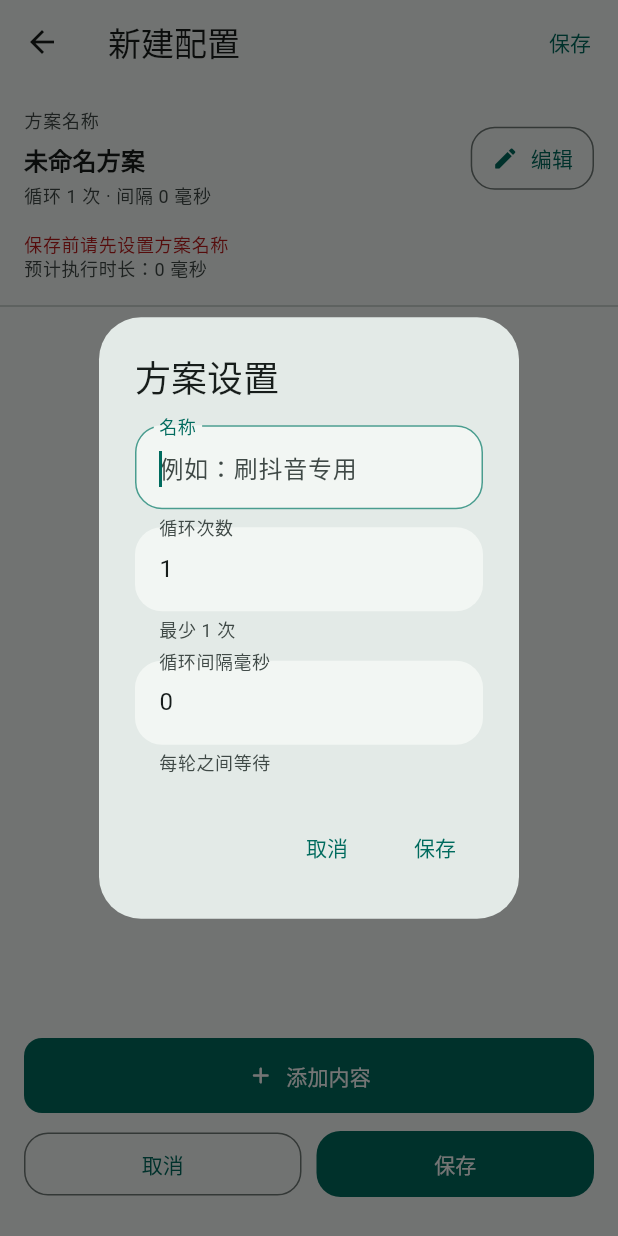
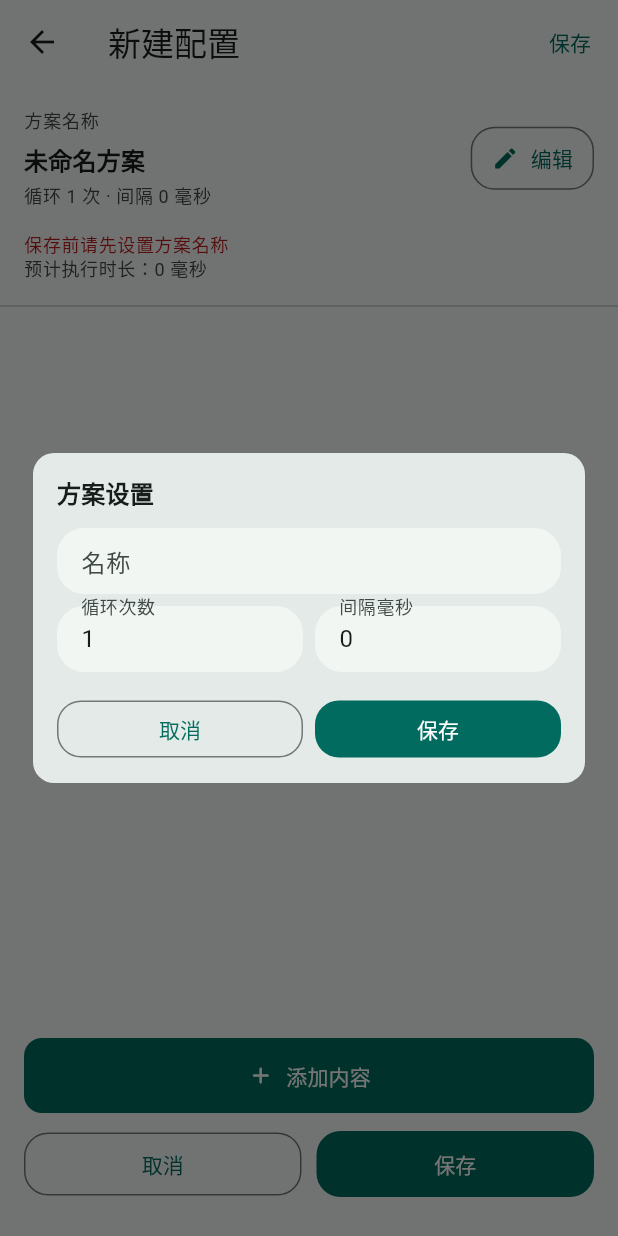
Before and after one commit to RomanceLink/script, a Flutter app: the GestureEditPage screen opened directly with empty values, after a tap on "编辑", on a phone screen of 412 x 824 dp. Run offline on Flutter 3.47's test engine with Material 3 defaults, Android fonts, the phone set to English and light mode, and no system bars; our stand-ins replace file_picker, flutter_local_notifications, flutter_timezone, shared_preferences, timezone; missing offline and left inert: device_apps; accounts and stored records are empty.

Commit message:
真实等待

```diff
--- a/lib/src/gesture_pages.dart
+++ b/lib/src/gesture_pages.dart
@@ -279,6 +279,170 @@ class _ConfigBottomAction extends StatelessWidget {
         padding: const EdgeInsets.symmetric(horizontal: 8),
         textStyle: const TextStyle(fontSize: 13, fontWeight: FontWeight.w700),
         shape: RoundedRectangleBorder(borderRadius: BorderRadius.circular(12)),
+      ),
+    );
+  }
+}
+
+class _SchemeSettingsDialog extends StatefulWidget {
+  const _SchemeSettingsDialog({
+    required this.name,
+    required this.loopCount,
+    required this.loopInterval,
+  });
+
+  final String name;
+  final String loopCount;
+  final String loopInterval;
+
+  @override
+  State<_SchemeSettingsDialog> createState() => _SchemeSettingsDialogState();
+}
+
+class _SchemeSettingsDialogState extends State<_SchemeSettingsDialog> {
+  late final TextEditingController _nameController;
+  late final TextEditingController _loopCountController;
+  late final TextEditingController _loopIntervalController;
+
+  @override
+  void initState() {
+    super.initState();
+    _nameController = TextEditingController(text: widget.name);
+    _loopCountController = TextEditingController(text: widget.loopCount);
+    _loopIntervalController = TextEditingController(text: widget.loopInterval);
+  }
+
+  @override
+  void dispose() {
+    _nameController.dispose();
+    _loopCountController.dispose();
+    _loopIntervalController.dispose();
+    super.dispose();
+  }
+
+  void _submit() {
+    Navigator.of(context).pop((
+      name: _nameController.text.trim(),
+      loopCount: _loopCountController.text.trim(),
+      loopInterval: _loopIntervalController.text.trim(),
+    ));
+  }
+
+  @override
+  Widget build(BuildContext context) {
+    final viewInsets = MediaQuery.viewInsetsOf(context);
+    final maxHeight =
+        MediaQuery.sizeOf(context).height -
+        viewInsets.bottom -
+        MediaQuery.paddingOf(context).vertical -
+        32;
+    return AnimatedPadding(
+      duration: const Duration(milliseconds: 120),
+      curve: Curves.easeOut,
+      padding: EdgeInsets.only(bottom: viewInsets.bottom),
+      child: Dialog(
+        insetPadding: const EdgeInsets.symmetric(horizontal: 22, vertical: 16),
+        shape: RoundedRectangleBorder(borderRadius: BorderRadius.circular(14)),
+        child: ConstrainedBox(
+          constraints: BoxConstraints(maxHeight: maxHeight.clamp(260.0, 520.0)),
+          child: SingleChildScrollView(
+            padding: const EdgeInsets.fromLTRB(16, 14, 16, 12),
+            child: Column(
+              mainAxisSize: MainAxisSize.min,
+              crossAxisAlignment: CrossAxisAlignment.stretch,
+              children: [
+                Text(
+                  '方案设置',
+                  style: Theme.of(context).textTheme.titleMedium?.copyWith(
+                    fontWeight: FontWeight.w800,
+                  ),
+                ),
+                const SizedBox(height: 12),
+                _compactField(
+                  controller: _nameController,
+                  label: '名称',
+                  hint: '例如：刷抖音专用',
+                  textInputAction: TextInputAction.next,
+                ),
+                const SizedBox(height: 8),
+                Row(
+                  children: [
+                    Expanded(
+                      child: _compactField(
+                        controller: _loopCountController,
+                        label: '循环次数',
+                        keyboardType: TextInputType.number,
+                        textInputAction: TextInputAction.next,
+                      ),
+                    ),
+                    const SizedBox(width: 8),
+                    Expanded(
+                      child: _compactField(
+                        controller: _loopIntervalController,
+                        label: '间隔毫秒',
+                        keyboardType: TextInputType.number,
+                        textInputAction: TextInputAction.done,
+                        onSubmitted: (_) => _submit(),
+                      ),
+                    ),
+                  ],
+                ),
+                const SizedBox(height: 14),
+                Row(
+                  children: [
+                    Expanded(
+                      child: OutlinedButton(
+                        onPressed: () => Navigator.of(context).pop(),
+                        style: OutlinedButton.styleFrom(
+                          minimumSize: const Size(0, 38),
+                          padding: EdgeInsets.zero,
+                        ),
+                        child: const Text('取消'),
+                      ),
+                    ),
+                    const SizedBox(width: 8),
+                    Expanded(
+                      child: FilledButton(
+                        onPressed: _submit,
+                        style: FilledButton.styleFrom(
+                          minimumSize: const Size(0, 38),
+                          padding: EdgeInsets.zero,
+                        ),
+                        child: const Text('保存'),
+                      ),
+                    ),
+                  ],
+                ),
+              ],
+            ),
+          ),
+        ),
+      ),
+    );
+  }
+
+  Widget _compactField({
+    required TextEditingController controller,
+    required String label,
+    String? hint,
+    TextInputType? keyboardType,
+    TextInputAction? textInputAction,
+    ValueChanged<String>? onSubmitted,
+  }) {
+    return TextField(
+      controller: controller,
+      keyboardType: keyboardType,
+      textInputAction: textInputAction,
+      onSubmitted: onSubmitted,
+      decoration: InputDecoration(
+        labelText: label,
+        hintText: hint,
+        isDense: true,
+        contentPadding: const EdgeInsets.symmetric(
+          horizontal: 12,
+          vertical: 10,
+        ),
+        border: OutlineInputBorder(borderRadius: BorderRadius.circular(10)),
       ),
     );
   }
@@ -1325,71 +1489,15 @@ class _GestureEditPageState extends State<GestureEditPage> {
   }
 
   Future<void> _editName() async {
-    var nameDraft = _nameController.text.trim();
-    var loopCountDraft = _loopCountController.text.trim();
-    var loopIntervalDraft = _loopIntervalController.text.trim();
     final next =
         await showDialog<
           ({String name, String loopCount, String loopInterval})
         >(
           context: context,
-          builder: (context) => AlertDialog(
-            title: const Text('方案设置'),
-            content: ConstrainedBox(
-              constraints: BoxConstraints(
-                maxHeight: MediaQuery.sizeOf(context).height * 0.55,
-              ),
-              child: SingleChildScrollView(
-                child: Column(
-                  mainAxisSize: MainAxisSize.min,
-                  children: [
-                    TextFormField(
-                      initialValue: nameDraft,
-                      autofocus: true,
-                      onChanged: (value) => nameDraft = value,
-                      decoration: const InputDecoration(
-                        labelText: '名称',
-                        hintText: '例如：刷抖音专用',
-                      ),
-                    ),
-                    const SizedBox(height: 12),
-                    TextFormField(
-                      initialValue: loopCountDraft,
-                      keyboardType: TextInputType.number,
-                      onChanged: (value) => loopCountDraft = value,
-                      decoration: const InputDecoration(
-                        labelText: '循环次数',
-                        helperText: '最少 1 次',
-                      ),
-                    ),
-                    const SizedBox(height: 12),
-                    TextFormField(
-                      initialValue: loopIntervalDraft,
-                      keyboardType: TextInputType.number,
-                      onChanged: (value) => loopIntervalDraft = value,
-                      decoration: const InputDecoration(
-                        labelText: '循环间隔毫秒',
-                        helperText: '每轮之间等待',
-                      ),
-                    ),
-                  ],
-                ),
-              ),
-            ),
-            actions: [
-              TextButton(
-                onPressed: () => Navigator.of(context).pop(),
-                child: const Text('取消'),
-              ),
-              TextButton(
-                onPressed: () => Navigator.of(context).pop((
-                  name: nameDraft.trim(),
-                  loopCount: loopCountDraft.trim(),
-                  loopInterval: loopIntervalDraft.trim(),
-                )),
-                child: const Text('保存'),
-              ),
-            ],
+          builder: (context) => _SchemeSettingsDialog(
+            name: _nameController.text.trim(),
+            loopCount: _loopCountController.text.trim(),
+            loopInterval: _loopIntervalController.text.trim(),
           ),
         );
     if (!mounted || next == null) {
```
